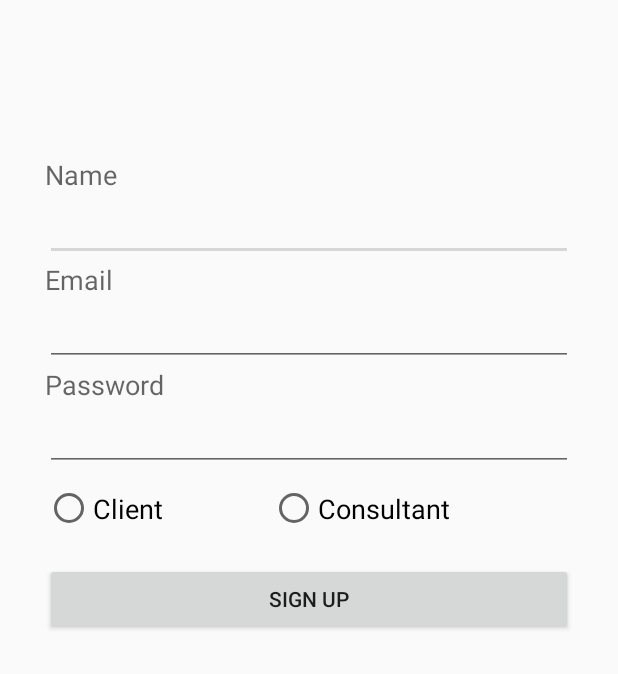
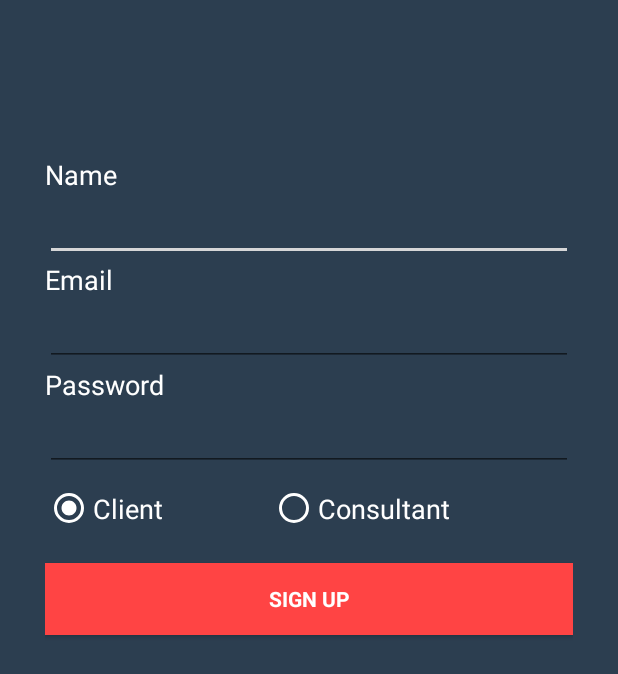
Before and after one commit to JBBrun/INF4041_bouthoukine_gossart, an Android app: the SignUpActivity screen opened directly, with no data from a screen before it, on a phone screen of 412 x 824 dp. Shown: the top 674 px of the screen. Run offline under Robolectric (Android 15) with nearby library versions, the phone set to English and light mode, and no system bars.

Commit message:
SignUp design

```diff
--- a/app/src/main/java/esiea/org/app/Activities/SignUpActivity.java
+++ b/app/src/main/java/esiea/org/app/Activities/SignUpActivity.java
@@ -12,6 +12,7 @@ import android.os.Bundle;
 import android.view.Menu;
 import android.view.View;
 import android.widget.EditText;
+import android.widget.RadioButton;
 import android.widget.Toast;
 
 import esiea.org.app.Database.DatabaseHandler;
@@ -24,6 +25,9 @@ public class SignUpActivity extends Activity {
     EditText nameView ;
     EditText emailView ;
     EditText passwordView;
+    RadioButton clientView;
+    RadioButton consultantView;
+
 
     @Override
     protected void onCreate(Bundle savedInstanceState) {
@@ -35,6 +39,8 @@ public class SignUpActivity extends Activity {
         nameView = (EditText) findViewById(R.id.nameValue);
         emailView = (EditText) findViewById(R.id.emailValue);
         passwordView = (EditText) findViewById(R.id.passValue);
+        clientView = (RadioButton) findViewById(R.id.radioCLient);
+        consultantView = (RadioButton) findViewById(R.id.radioCOnsultant);
 
     }
 
@@ -50,12 +56,15 @@ public class SignUpActivity extends Activity {
         String name = nameView.getText().toString();
         String email = emailView.getText().toString();
         String password = passwordView.getText().toString();
+        int profil = clientView.isChecked() ? 0 : 1;
 
-        User user = new User(name,email,password,2);
+        User user = new User(name,email,password,profil);
         db.createUser(user);
         Toast.makeText(this,R.string.registration_success,Toast.LENGTH_LONG).show();
         Intent intent = new Intent(this,SignInActivity.class);
         startActivity(intent);
         finish();
     }
+
+
 }
--- a/app/src/main/res/layout/activity_sign_in.xml
+++ b/app/src/main/res/layout/activity_sign_in.xml
@@ -15,9 +15,8 @@
         android:id="@+id/logoImage"
         android:layout_width="match_parent"
         android:layout_height="120dp"
-        android:background="@drawable/my_logo"
-
-
+        android:src="@drawable/my_logo"
+        android:scaleType="fitXY"
         />
 
     <EditText
@@ -98,6 +97,7 @@
         android:id="@+id/labelError"
         android:layout_below="@+id/signUp"
         android:layout_alignStart="@+id/submit_login"
+        android:gravity="center"
        />
 
 
--- a/app/src/main/res/layout/activity_sign_up.xml
+++ b/app/src/main/res/layout/activity_sign_up.xml
@@ -8,7 +8,8 @@
     android:paddingLeft="30dp"
     android:paddingRight="30dp"
     android:paddingTop="@dimen/activity_vertical_margin"
-    tools:context=".Activities.SignUpActivity">
+    tools:context=".Activities.SignUpActivity"
+    android:background="#2c3e50">
 
 
     <TextView
@@ -19,7 +20,9 @@
         android:layout_alignParentTop="true"
         android:layout_marginTop="88dp"
         android:text="@string/name"
-        android:textAppearance="?android:attr/textAppearanceMedium" />
+        android:textAppearance="?android:attr/textAppearanceMedium"
+        android:textColor="@color/white"
+        />
 
     <EditText
         android:id="@+id/nameValue"
@@ -30,6 +33,7 @@
         android:layout_below="@+id/textView3"
         android:ems="10"
         android:inputType="textPersonName"
+        android:textColor="@color/white"
         />
 
     <TextView
@@ -39,11 +43,10 @@
         android:layout_alignParentStart="true"
         android:layout_below="@+id/nameValue"
         android:text="Email"
-        android:textAppearance="?android:attr/textAppearanceMedium" />
+        android:textAppearance="?android:attr/textAppearanceMedium"
+        android:textColor="@color/white"
+        />
 
-    <RadioGroup
-        android:layout_width="wrap_content"
-        android:layout_height="wrap_content" />
 
     <EditText
         android:id="@+id/emailValue"
@@ -53,7 +56,8 @@
         android:layout_alignParentStart="true"
         android:layout_below="@+id/textView4"
         android:ems="10"
-        android:inputType="textEmailAddress" />
+        android:inputType="textEmailAddress"
+        android:textColor="@color/white"/>
 
     <TextView
         android:id="@+id/textView5"
@@ -62,7 +66,8 @@
         android:layout_alignParentStart="true"
         android:layout_below="@+id/emailValue"
         android:text="@string/password"
-        android:textAppearance="?android:attr/textAppearanceMedium" />
+        android:textAppearance="?android:attr/textAppearanceMedium"
+        android:textColor="@color/white"/>
 
     <EditText
         android:id="@+id/passValue"
@@ -72,7 +77,8 @@
         android:layout_alignParentStart="true"
         android:layout_below="@+id/textView5"
         android:ems="10"
-        android:inputType="textPassword" />
+        android:inputType="textPassword"
+        android:textColor="@color/white" />
 
     <RadioGroup
         android:id="@+id/radioGroup"
@@ -80,14 +86,19 @@
         android:layout_height="wrap_content"
         android:layout_alignParentStart="true"
         android:layout_below="@+id/passValue"
-        android:orientation="horizontal">
+        android:orientation="horizontal"
+        >
 
         <RadioButton
             android:id="@+id/radioCLient"
             android:layout_width="150dp"
             android:layout_height="50dp"
             android:text="Client"
-            android:textAppearance="?android:attr/textAppearanceMedium" />
+            android:textAppearance="?android:attr/textAppearanceMedium"
+            android:textColor="@color/white"
+            android:checked="true"
+            android:buttonTint="@color/white"
+            />
 
         <RadioButton
             android:id="@+id/radioCOnsultant"
@@ -95,7 +106,8 @@
             android:layout_height="50dp"
             android:text="Consultant"
             android:textAppearance="?android:attr/textAppearanceMedium"
-
+            android:textColor="@color/white"
+            android:buttonTint="@color/white"
             />
     </RadioGroup>
 
@@ -109,6 +121,11 @@
         android:layout_centerHorizontal="true"
         android:layout_marginTop="11dp"
         android:onClick="submitSignUp"
-        android:text="@string/sign_up" />
+        android:text="@string/sign_up"
+        android:textColor="@color/white"
+        android:background="@color/red"
+        android:fontFamily="sans-serif"
+        android:textStyle="normal|bold"
+        />
 
 </RelativeLayout>
```
